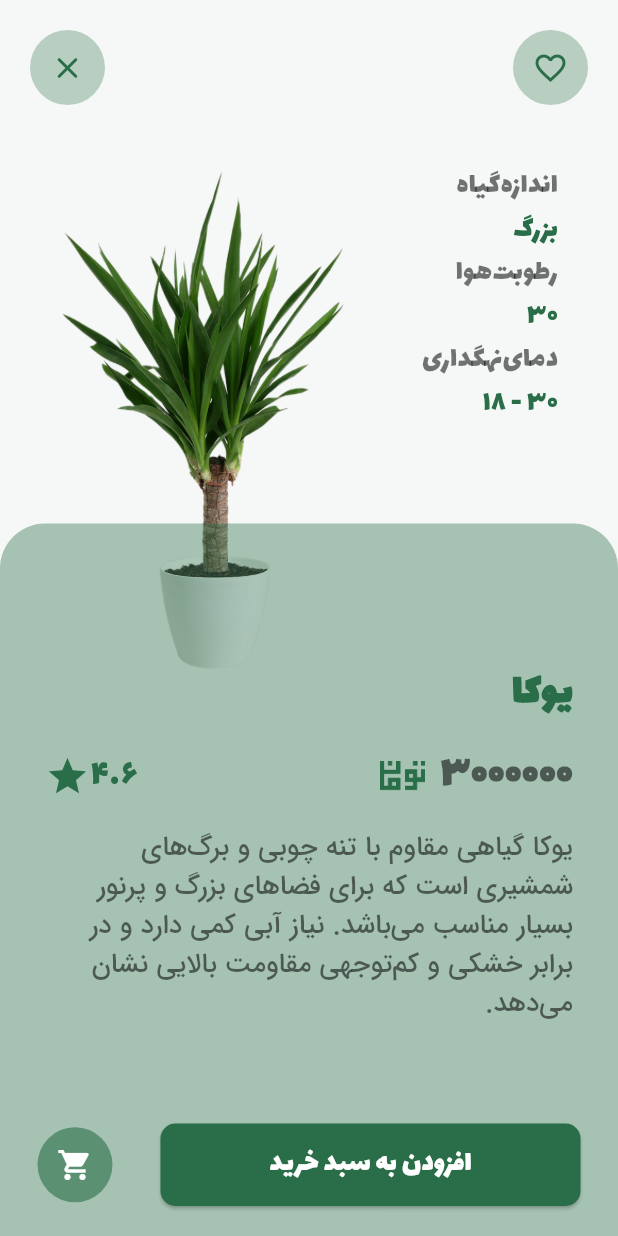
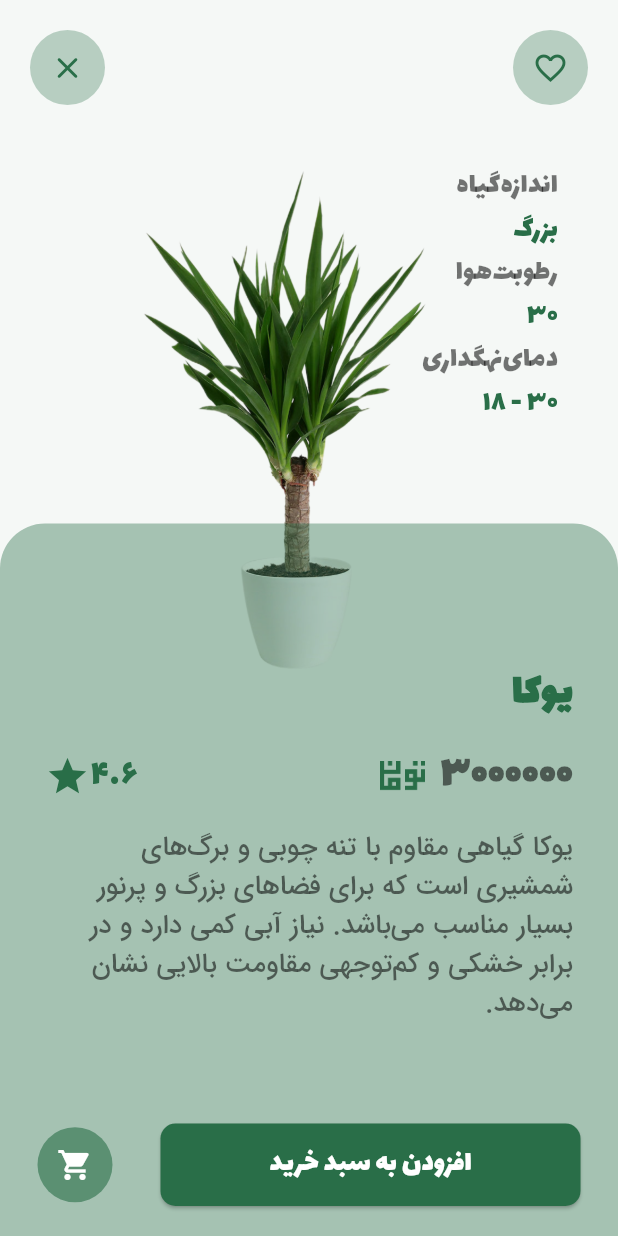
Before and after one commit to hoseda/the_plant_app, a Flutter app: the DetailPage screen opened directly with sample values from the repository, on a phone screen of 412 x 824 dp. Run offline on Flutter 3.47's test engine with Material 3 defaults, Android fonts, the phone set to English and light mode, and no system bars; our stand-ins replace drift, flutter_riverpod, image_picker, page_transition, qr_flutter, share_plus and 2 more; missing offline and left inert: mobile_scanner; accounts and stored records are empty; generated files the repository leaves out were written again.

Commit message:
Update detail_page.dart

```diff
--- a/lib/pages/detail_page.dart
+++ b/lib/pages/detail_page.dart
@@ -88,7 +88,13 @@ class DetailPage extends ConsumerWidget {
             Positioned(
               top: 110,
               left: 40,
-              child: SizedBox(height: 340, child: Image.asset(plant.imageURL)),
+              child: SizedBox(
+                height: 340,
+                width: 300,
+                child: Center(
+                  child: Image.asset(plant.imageURL, fit: BoxFit.contain),
+                ),
+              ),
             ),
 
             // اطلاعات سمت راست
```
